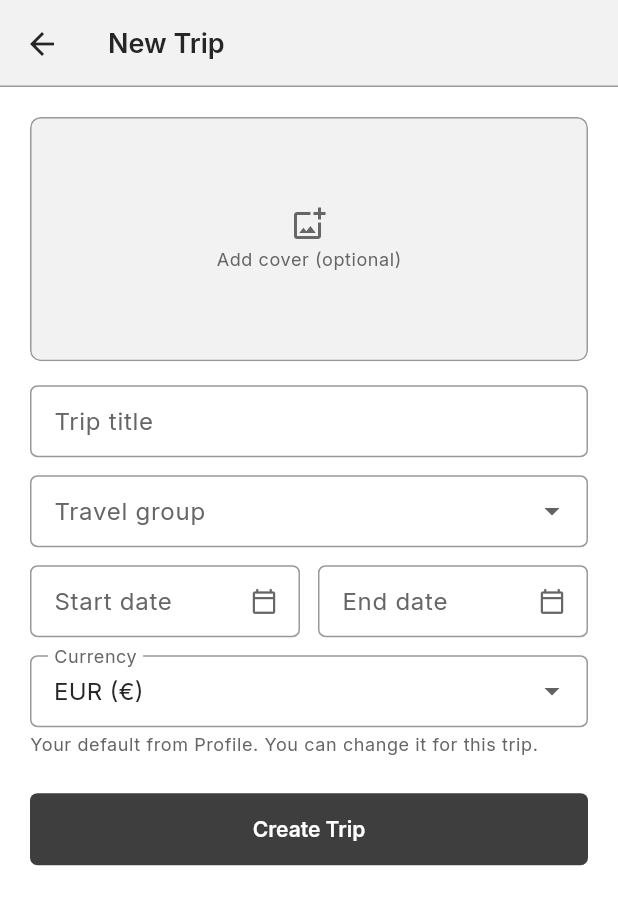
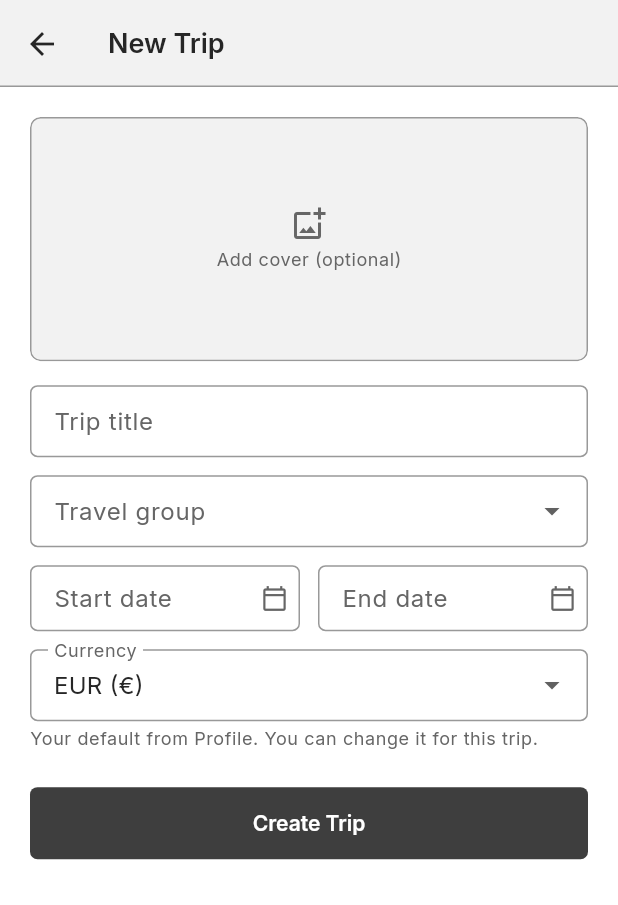
Before and after one commit to adasarabil/TripMate, a Flutter app: the CreateTripScreen screen opened by its route, on a phone screen of 412 x 824 dp. Shown: the top 905 px of the screen. Run offline on Flutter 3.47's test engine with Material 3 defaults, Android fonts, the phone set to English and light mode, and no system bars; our stand-ins replace material_ui.

Commit message:
Fit date fields and route total on small phones

```diff
--- a/lib/features/trips/transport_options_screen.dart
+++ b/lib/features/trips/transport_options_screen.dart
@@ -157,8 +157,7 @@ class _TransportOptionsScreenState extends State<TransportOptionsScreen> {
                   children: [
                     const Expanded(child: Text('Cheapest route total')),
                     const SizedBox(width: AppSpacing.sm),
-                    Flexible(
-                      child: Text(
+                    Text(
                       summary.isComplete
                           ? TripFormat.money(
                               summary.totalMinor,
@@ -169,7 +168,6 @@ class _TransportOptionsScreenState extends State<TransportOptionsScreen> {
                       key: const Key('transport-route-total'),
                       textAlign: TextAlign.end,
                       style: theme.textTheme.titleSmall,
-                      ),
                     ),
                   ],
                 ),
--- a/lib/features/trips/trip_format.dart
+++ b/lib/features/trips/trip_format.dart
@@ -182,10 +182,17 @@ class _TripDateFieldState extends State<TripDateField> {
       readOnly: true,
       onTap: _pick,
       validator: (_) => widget.validator(widget.value),
+      // Slightly smaller text and a compact icon keep the full dd/mm/yyyy
+      // visible when two date fields share a 320 px wide row.
+      style: Theme.of(context).textTheme.bodyMedium,
       decoration: InputDecoration(
         labelText: widget.label,
         hintText: 'dd/mm/yyyy',
         suffixIcon: const Icon(Icons.calendar_today_outlined, size: 18),
+        suffixIconConstraints: const BoxConstraints(
+          minWidth: 34,
+          minHeight: 34,
+        ),
       ),
     );
   }
```
Lines whose indentation alone changed are shown as unchanged.
